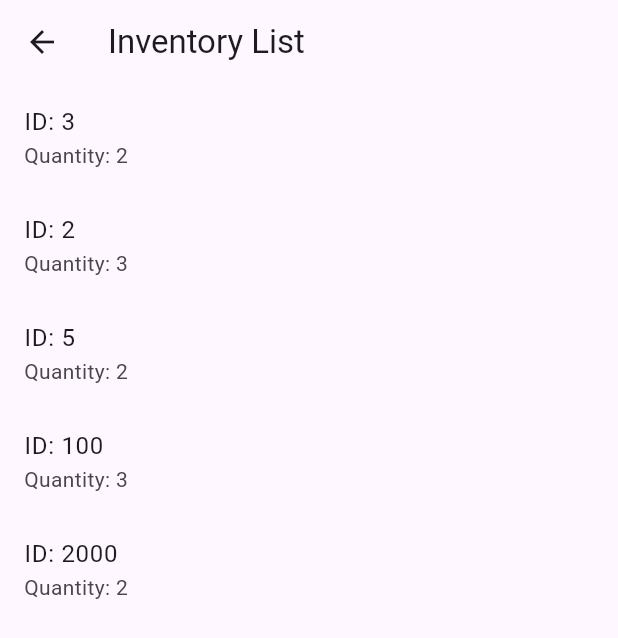
After one commit to kyungeunnijjang/smart-pharmacy-app, a Flutter app: the QtPurchaseScreen screen opened directly, on a phone screen of 412 x 824 dp. The commit adds this screen. Shown: the top 638 px of the screen. Run offline on Flutter 3.47's test engine with Material 3 defaults, Android fonts, the phone set to English and light mode, and no system bars; our stand-ins replace flutter_secure_storage, gap; missing offline and left inert: qr_code_scanner; accounts and stored records are empty.

Commit message:
일단 저장

```diff
--- /dev/null
+++ b/lib/QR/qt_purchase1.dart
@@ -0,0 +1,64 @@
+import 'package:flutter/material.dart';
+
+class QtPurchaseScreen extends StatefulWidget {
+  final List<String>? dataList;
+  const QtPurchaseScreen({super.key, this.dataList});
+
+  @override
+  _QtPurchaseScreenState createState() => _QtPurchaseScreenState();
+}
+
+class _QtPurchaseScreenState extends State<QtPurchaseScreen> {
+  List<Map<String, int>> inventory = [
+    {"id": 3, "quantity": 2},
+    {"id": 2, "quantity": 3},
+    {"id": 5, "quantity": 2},
+    {"id": 100, "quantity": 3},
+    {"id": 2000, "quantity": 2},
+  ];
+
+  void clearText() {
+    setState(() {
+      inventory = [];
+    });
+  }
+
+  @override
+  Widget build(BuildContext context) {
+    return Scaffold(
+      appBar: AppBar(
+        title: const Text('Inventory List'),
+      ),
+      body: ListView.builder(
+        itemCount: inventory.length,
+        itemBuilder: (context, index) {
+          final item = inventory[index];
+          return ListTile(
+            title: Text('ID: ${item["id"]}'),
+            subtitle: Text('Quantity: ${item["quantity"]}'),
+          );
+        },
+      ),
+    );
+  }
+}
+
+// QR 인식 후 화면을 여는 함수
+void openQtPurchaseScreen(BuildContext context) {
+  bool isScreenOpen = false;
+
+  Navigator.of(context).popUntil((route) {
+    if (route.settings.name == '/qtPurchaseScreen') {
+      isScreenOpen = true;
+    }
+    return true;
+  });
+
+  if (!isScreenOpen) {
+    Navigator.of(context).pushNamed('/qtPurchaseScreen');
+  }
+
+  // QR 인식 후 텍스트 지우기
+  final state = context.findAncestorStateOfType<_QtPurchaseScreenState>();
+  state?.clearText();
+}
```
Also changed, not shown: lib/QR/doctor_qr_screen.dart (+23 -2 lines).
